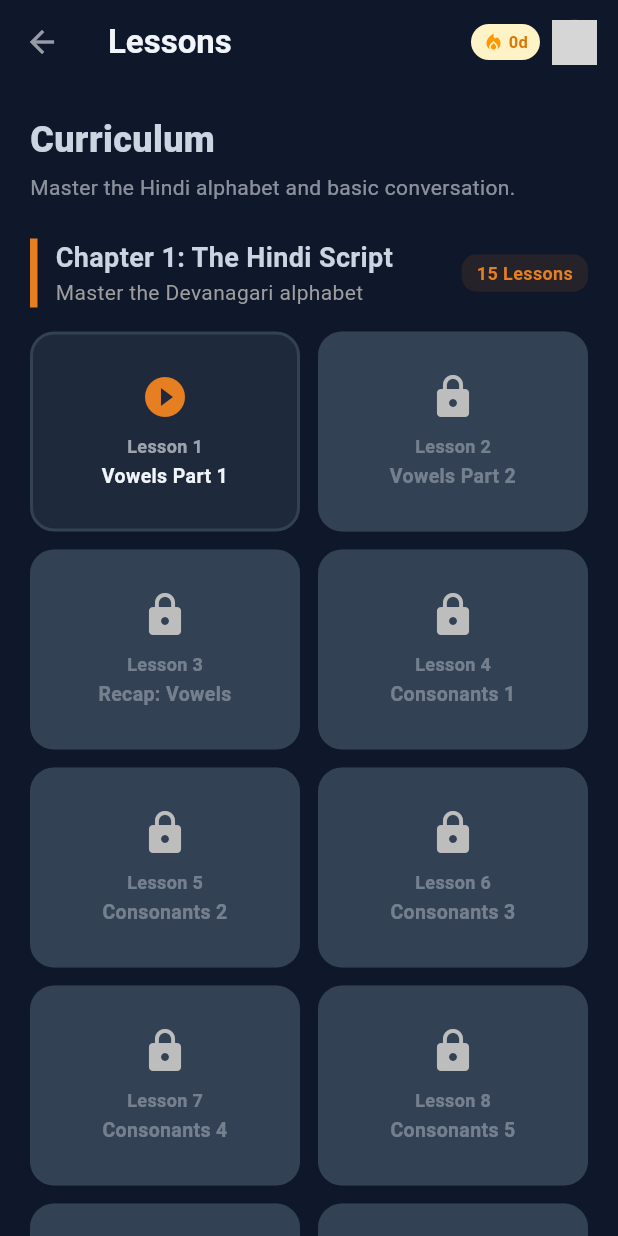
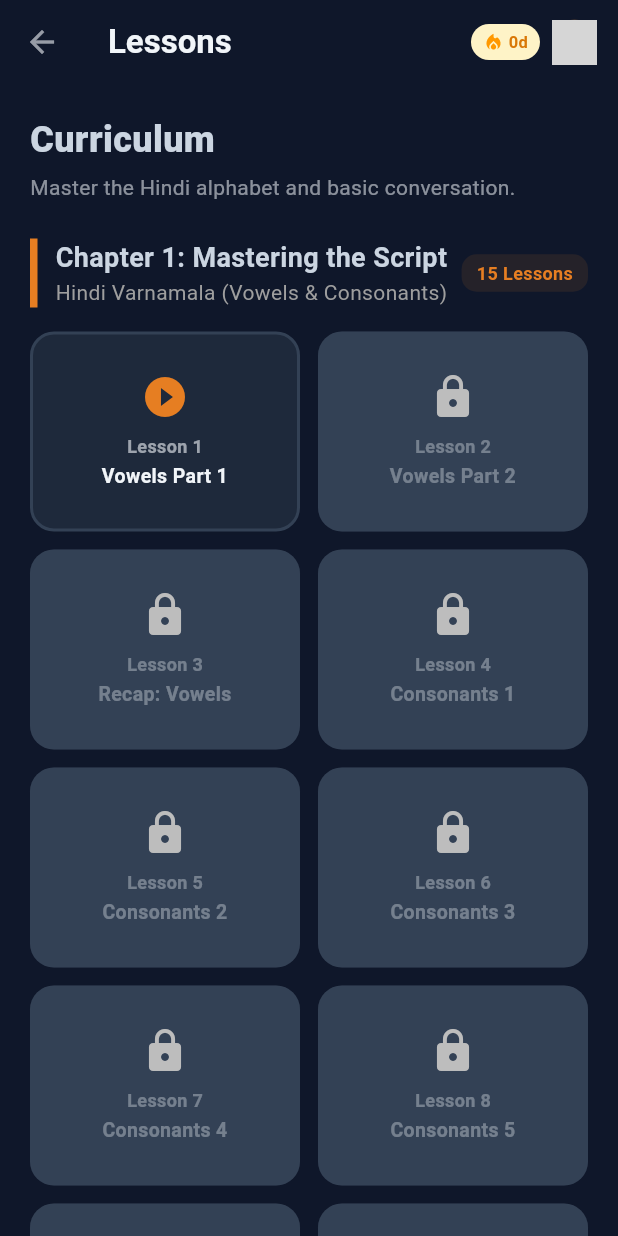
Before and after one commit to LinguaAble/Accessible-Language-Learning-Platform, a Flutter app: the LessonsPage screen opened by its route, on a phone screen of 412 x 824 dp. Run offline on Flutter 3.47's test engine with Material 3 defaults, Android fonts, the phone set to English and light mode, and no system bars; our stand-ins replace audioplayers, flutter_tts, go_router, google_fonts, shared_preferences, speech_to_text; accounts and stored records are empty; network calls fail; grey boxes are pictures that could not be loaded.

```diff
--- a/mobile/lib/data/lesson_data.dart
+++ b/mobile/lib/data/lesson_data.dart
@@ -295,7 +295,7 @@ final Map<int, Lesson> lessonDatabase = {
     ..._vocabPair('केला', 'Banana', 'Yellow fruit', ['Banana', 'Apple', 'Mango', 'Grapes'], ['केला', 'सेब', 'आम', 'अंगूर']),
     ..._vocabPair('आम', 'Mango', 'King of fruits', ['Mango', 'Apple', 'Banana', 'Grapes'], ['आम', 'सेब', 'केला', 'अंगूर']),
   ]),
-  27: Lesson(title: 'Recap: Vocabulary', slides: [
+  27: Lesson(title: 'Recap: Vocabulary (5-11)', slides: [
     const LessonSlide(type: 'quiz', subtype: 'char_select', question: "Select 'Mother'", options: ['माँ', 'पिता', 'भाई', 'बहन'], answer: 'माँ'),
     const LessonSlide(type: 'quiz', subtype: 'char_select', question: "Select 'Brother'", options: ['बहन', 'भाई', 'माँ', 'पिता'], answer: 'भाई'),
     const LessonSlide(type: 'quiz', subtype: 'char_select', question: "Select 'Red'", options: ['नीला', 'हरा', 'लाल', 'काला'], answer: 'लाल'),
@@ -398,8 +398,8 @@ final Map<int, Lesson> lessonDatabase = {
 // Chapter structure for lesson list display
 final List<Map<String, dynamic>> chapters = [
   {
-    'title': 'Chapter 1: The Hindi Script',
-    'subtitle': 'Master the Devanagari alphabet',
+    'title': 'Chapter 1: Mastering the Script',
+    'subtitle': 'Hindi Varnamala (Vowels & Consonants)',
     'lessons': [1, 2, 3, 4, 5, 6, 7, 8, 9, 10, 11, 12, 13, 14, 15],
   },
   {
```
Also changed, not shown: mobile/lib/providers/user_provider.dart (+15 -1 lines), 2 other files.
